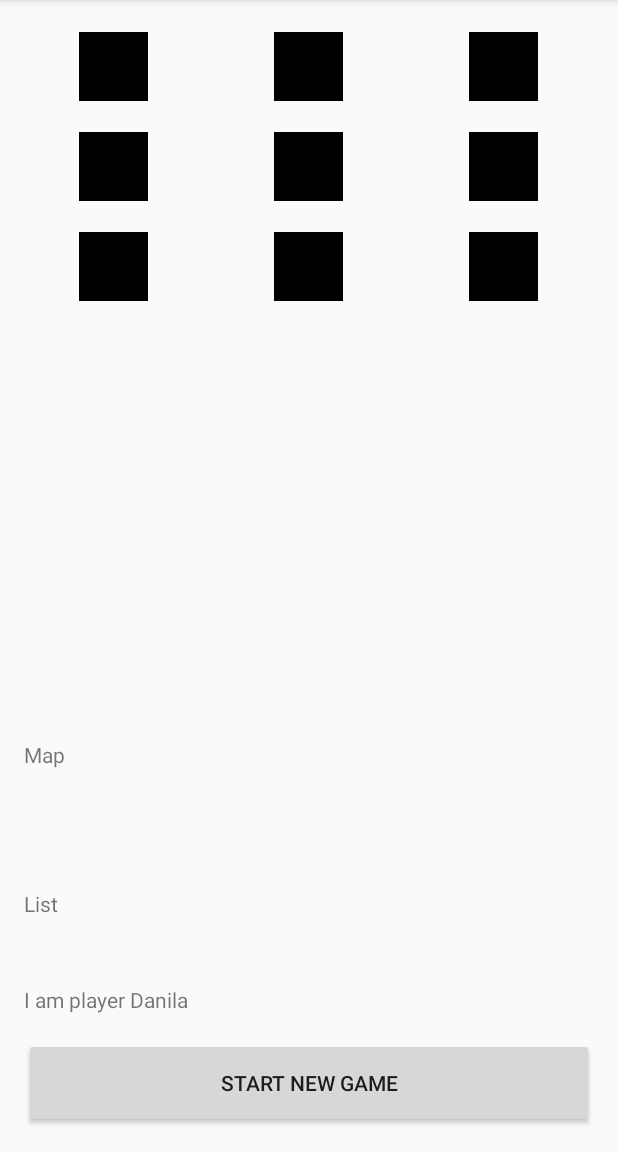
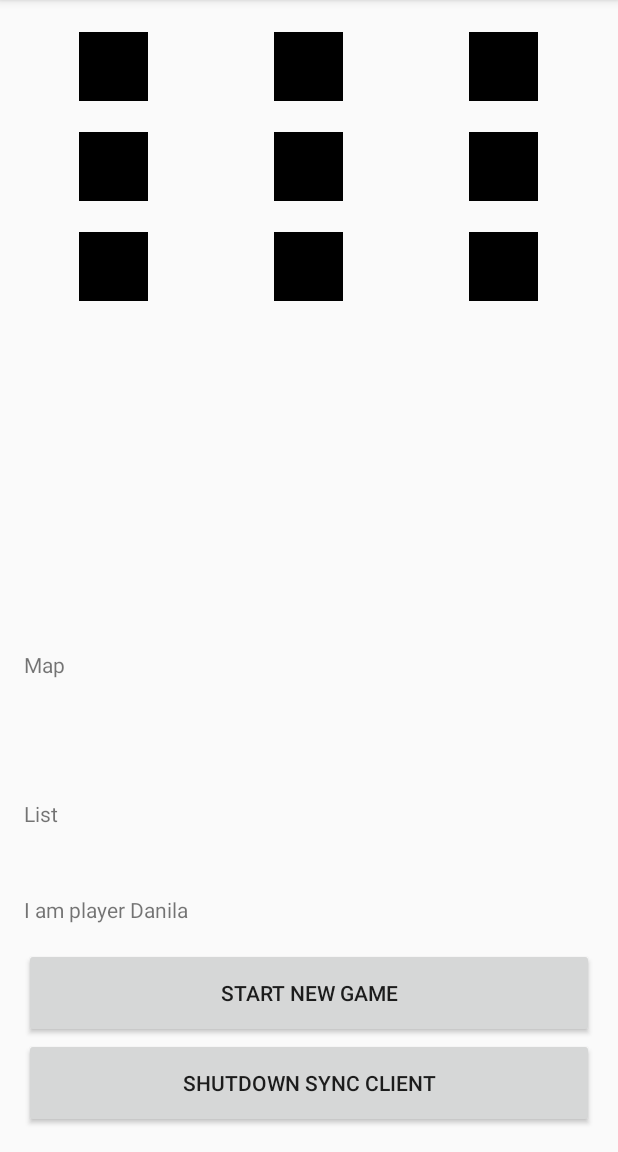
Before and after one commit to twilio/sync-quickstart-android, an Android app: the screen it shows after launch (TicTacActivity), on a phone screen of 412 x 824 dp, the part 84-1236 px from its top. Run offline under Robolectric (Android 15) with nearby library versions, the phone set to English and light mode, and no system bars; our stand-ins replace Timber; libraries missing offline, so code that uses them is left out: com.koushikdutta.async, com.koushikdutta.ion, com.twilio.sync; 2 statements that could not run were skipped.

Commit message:
Fix shutdown lockup
Add shutdown deadlock warning to docs

```diff
--- a/src/main/java/com/twilio/sync/testapp/TicTacActivity.java
+++ b/src/main/java/com/twilio/sync/testapp/TicTacActivity.java
@@ -40,6 +40,8 @@ import java.util.Date;
 import java.util.Random;
 import java.util.Set;
 import java.text.DecimalFormat;
+import java.util.Timer;
+import java.util.TimerTask;
 
 import timber.log.Timber;
 
@@ -88,6 +90,14 @@ public class TicTacActivity extends AppCompatActivity {
             @Override
             public void onClick(View v) {
                 newGame();
+            }
+        });
+
+        Button shutdown = (Button) findViewById(R.id.shutdownBtn);
+        shutdown.setOnClickListener(new View.OnClickListener() {
+            @Override
+            public void onClick(View v) {
+                shutdownClient();
             }
         });
 
@@ -162,6 +172,12 @@ public class TicTacActivity extends AppCompatActivity {
         if (board.getItem(2).equals(board.getItem(4)) && board.getItem(4).equals(board.getItem(6)))
             return (Integer)board.getItem(2);
         return R.drawable.empty;
+    }
+
+    void shutdownClient()
+    {
+        syncClient.shutdown();
+        Timber.e("CLIENT SHUTDOWN COMPLETED");
     }
 
     void endGameOnWin()
--- a/src/main/res/layout/activity_tic_tac.xml
+++ b/src/main/res/layout/activity_tic_tac.xml
@@ -11,11 +11,17 @@
     tools:context="com.twilio.sync.testapp.TicTacActivity">
 
     <Button
+        android:id="@+id/shutdownBtn"
+        android:text="@string/shutdown_client"
+        android:layout_width="match_parent"
+        android:layout_height="60dp"
+        android:layout_alignParentBottom="true"/>
+    <Button
         android:id="@+id/newGame"
         android:text="@string/new_game"
         android:layout_width="match_parent"
         android:layout_height="60dp"
-        android:layout_alignParentBottom="true"/>
+        android:layout_above="@+id/shutdownBtn"/>
     <TextView
         android:id="@+id/logView"
         android:layout_width="match_parent"
--- a/src/main/res/values/strings.xml
+++ b/src/main/res/values/strings.xml
@@ -2,4 +2,5 @@
     <string name="app_name">Tic-Tac-Twilio</string>
     <string name="error_retrieving_access_token">Cannot retrieve token</string>
     <string name="new_game">Start new game</string>
+    <string name="shutdown_client">Shutdown Sync Client</string>
 </resources>
```
